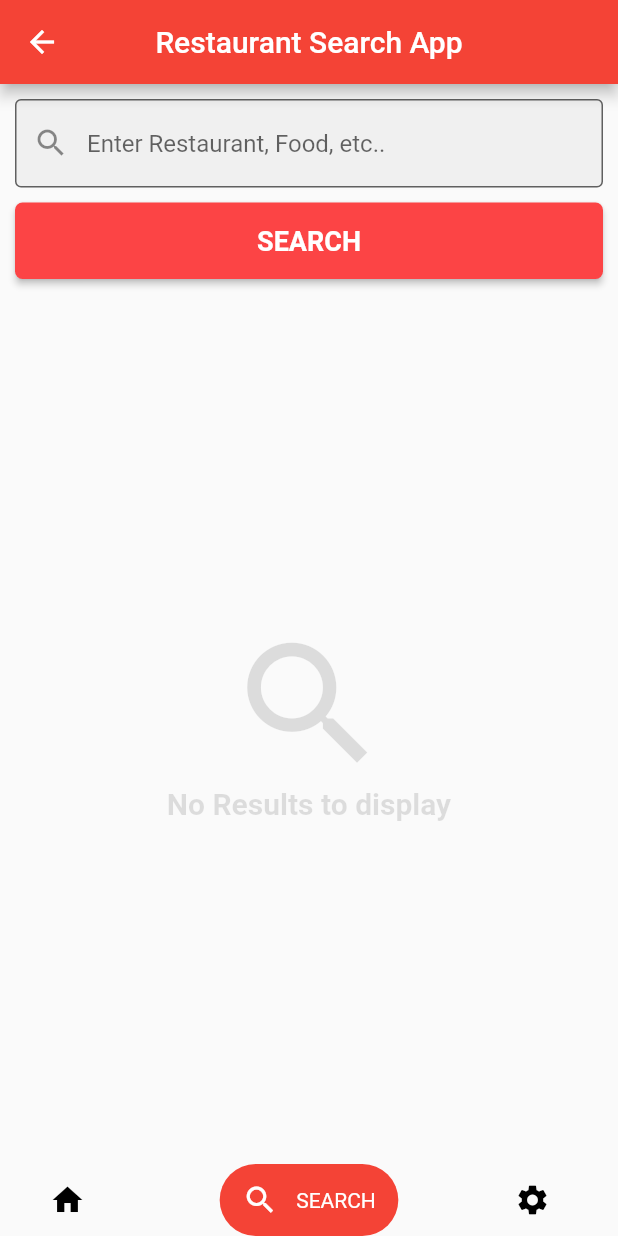
After one commit to satyapratamak/dicoding.flutter-fund.subm2-v3, a Flutter app: the InitialScreen screen opened directly, item 2 of the bottom bar chosen, on a phone screen of 412 x 824 dp. The commit adds this screen. Run offline on Flutter 3.47's test engine with Material 2 defaults, Android fonts, the phone set to English and light mode, and no system bars; our stand-ins replace data_connection_checker, dio, flutter_rating_bar.

Commit message:
COMMIT : tabbar implemented but Error!

```diff
--- /dev/null
+++ b/lib/src/view/home_screen.dart
@@ -0,0 +1 @@
+import 'package:flutter/material.dart';
--- /dev/null
+++ b/lib/src/view/initial_screen.dart
@@ -0,0 +1,254 @@
+import 'package:flutter/material.dart';
+import 'package:provider/provider.dart';
+import 'package:restaurant_search_app_v1/src/api.dart';
+import 'package:restaurant_search_app_v1/src/model/mod_restaurant.dart';
+import 'package:restaurant_search_app_v1/src/view/v_search_form.dart';
+import 'package:restaurant_search_app_v1/src/view/v_search_page.dart';
+import 'package:restaurant_search_app_v1/src/view/wid_restaurant_item.dart';
+
+class InitialScreen extends StatefulWidget {
+  @override
+  _InitialScreenState createState() => _InitialScreenState();
+}
+
+class _InitialScreenState extends State<InitialScreen> {
+  int _index = 0;
+  String query;
+
+  @override
+  Widget build(BuildContext context) {
+    return Scaffold(
+      appBar: AppBar(
+        centerTitle: true,
+        title: Text("Restaurant Search App"),
+      ),
+      body: Column(
+        children: <Widget>[
+          _index == 0
+              ? Home(context)
+              : (_index == 1
+                  ? //SearchPage(title: "Restaurant")
+                  Search(context)
+                  : Settings(context)),
+          Padding(
+            padding: EdgeInsets.only(
+              top: 10.0,
+              left: 18,
+              right: 18,
+              bottom: MediaQuery.of(context).padding.bottom,
+            ),
+            child: Row(
+              children: <Widget>[
+                GestureDetector(
+                  onTap: () {
+                    setState(() {
+                      _index = 0;
+                    });
+                  },
+                  child: Container(
+                    decoration: BoxDecoration(
+                      color: _index == 0 ? Colors.red : Colors.transparent,
+                      borderRadius: BorderRadius.circular(25),
+                    ),
+                    child: Padding(
+                      padding: const EdgeInsets.symmetric(
+                        vertical: 12.0,
+                        horizontal: 15.0,
+                      ),
+                      child: Row(
+                        children: <Widget>[
+                          Icon(
+                            Icons.home,
+                            color: _index == 0 ? Colors.white : Colors.black,
+                          ),
+                          Padding(
+                            padding: const EdgeInsets.only(left: 12.0),
+                            child: Text(
+                              _index == 0 ? "HOME" : "",
+                              style: TextStyle(
+                                color:
+                                    _index == 0 ? Colors.white : Colors.black,
+                              ),
+                            ),
+                          ),
+                        ],
+                      ),
+                    ),
+                  ),
+                ),
+                Spacer(),
+                GestureDetector(
+                  onTap: () {
+                    setState(() {
+                      _index = 1;
+                    });
+                  },
+                  child: Container(
+                    decoration: BoxDecoration(
+                      color: _index == 1 ? Colors.red : Colors.transparent,
+                      borderRadius: BorderRadius.circular(25),
+                    ),
+                    child: Padding(
+                      padding: const EdgeInsets.symmetric(
+                        vertical: 12.0,
+                        horizontal: 15.0,
+                      ),
+                      child: Row(
+                        children: <Widget>[
+                          Icon(
+                            Icons.search,
+                            color: _index == 1 ? Colors.white : Colors.black,
+                          ),
+                          Padding(
+                            padding: const EdgeInsets.only(left: 12.0),
+                            child: Text(
+                              _index == 1 ? "SEARCH" : "",
+                              style: TextStyle(
+                                color:
+                                    _index == 1 ? Colors.white : Colors.black,
+                              ),
+                            ),
+                          ),
+                        ],
+                      ),
+                    ),
+                  ),
+                ),
+                Spacer(),
+                GestureDetector(
+                  onTap: () {
+                    setState(() {
+                      _index = 2;
+                    });
+                  },
+                  child: Container(
+                    decoration: BoxDecoration(
+                      color: _index == 2 ? Colors.red : Colors.transparent,
+                      borderRadius: BorderRadius.circular(25),
+                    ),
+                    child: Padding(
+                      padding: const EdgeInsets.symmetric(
+                        vertical: 12.0,
+                        horizontal: 15.0,
+                      ),
+                      child: Row(
+                        children: <Widget>[
+                          Icon(
+                            Icons.settings,
+                            color: _index == 2 ? Colors.white : Colors.black,
+                          ),
+                          Padding(
+                            padding: const EdgeInsets.only(left: 12.0),
+                            child: Text(
+                              _index == 2 ? "SETTINGS" : "",
+                              style: TextStyle(
+                                color:
+                                    _index == 2 ? Colors.white : Colors.black,
+                              ),
+                            ),
+                          ),
+                        ],
+                      ),
+                    ),
+                  ),
+                ),
+              ],
+            ),
+          )
+        ],
+      ),
+    );
+  }
+
+  Widget Home(BuildContext context) {
+    return Expanded(
+      child: Center(
+        child: Text(
+          "Home",
+          style: TextStyle(
+            fontSize: 25,
+            fontWeight: FontWeight.bold,
+          ),
+        ),
+      ),
+    );
+  }
+
+  Widget Search(BuildContext context) {
+    final api = Provider.of<DicodingAPI>(context);
+    return Expanded(
+      child: Center(
+        child: Column(
+          mainAxisAlignment: MainAxisAlignment.start,
+          children: <Widget>[
+            SearchForm(
+              onSearch: (q) {
+                setState(() {
+                  query = q;
+                });
+              },
+            ),
+            query == null
+                ? Expanded(
+                    child: Column(
+                      mainAxisAlignment: MainAxisAlignment.center,
+                      children: [
+                        Icon(
+                          Icons.search,
+                          color: Colors.black12,
+                          size: 110,
+                        ),
+                        Text(
+                          'No Results to display',
+                          style: TextStyle(
+                            color: Colors.black12,
+                            fontSize: 20,
+                            fontWeight: FontWeight.bold,
+                          ),
+                        )
+                      ],
+                    ),
+                  )
+                : FutureBuilder(
+                    future: api.searchRestaurants(query),
+                    builder: (context, snapshot) {
+                      if (snapshot.connectionState == ConnectionState.waiting) {
+                        return Center(
+                          child: CircularProgressIndicator(),
+                        );
+                      }
+                      if (snapshot.hasData) {
+                        return Expanded(
+                          child: ListView(
+                            children: snapshot.data
+                                .map<Widget>(
+                                    (json) => RestaurantItem(Restaurant(json)))
+                                .toList(),
+                          ),
+                        );
+                      }
+
+                      return Text(
+                          'Error retrieving results: ${snapshot.error}');
+                    },
+                  ),
+          ],
+        ),
+      ),
+    );
+  }
+
+  Widget Settings(BuildContext context) {
+    return Expanded(
+      child: Center(
+        child: Text(
+          "Settings",
+          style: TextStyle(
+            fontSize: 25,
+            fontWeight: FontWeight.bold,
+          ),
+        ),
+      ),
+    );
+  }
+}
--- /dev/null
+++ b/lib/src/view/initial_widget.dart
@@ -0,0 +1,29 @@
+import 'package:flutter/material.dart';
+import 'package:restaurant_search_app_v1/src/view/initial_screen.dart';
+import 'package:restaurant_search_app_v1/src/view/initial_tabbar_screen.dart';
+import 'package:restaurant_search_app_v1/src/view/v_search_page.dart';
+import 'package:restaurant_search_app_v1/style.dart';
+
+class InitialWidget extends StatelessWidget {
+  @override
+  Widget build(BuildContext context) {
+    return MaterialApp(
+      //debugShowCheckedModeBanner: false,
+      //home: InitialScreen(),
+      title: 'Flutter Demo',
+      debugShowCheckedModeBanner: false,
+      theme: ThemeData(
+        primarySwatch: Colors.red,
+        visualDensity: VisualDensity.adaptivePlatformDensity,
+      ),
+      initialRoute: 'home',
+      routes: {
+        //'home': (context) => InitialScreen(),
+        //'home': (context) => InitialTabbarScreen(),
+        //'home': (context) => InitialNavDrawerScreen(),
+        'home': (context) => SearchPage(title: "Search"),
+        //'settings': (context) => Settings(),
+      },
+    );
+  }
+}
```
Also changed, not shown: lib/main.dart (+4 -29 lines), lib/src/view/initial_tabbar_screen.dart (added, +94 -0 lines), lib/src/view/v_search_page.dart (+70 -0 lines), lib/src/view/wid_side_drawer.dart (added, +27 -0 lines).
